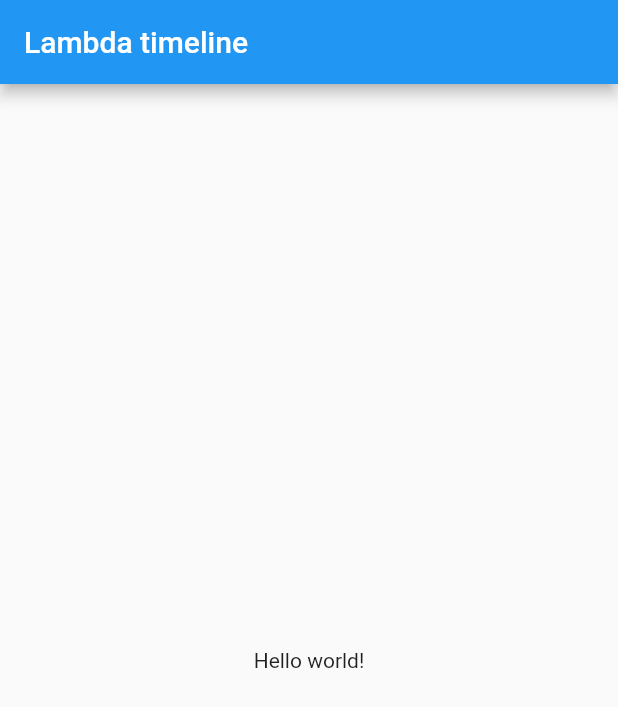
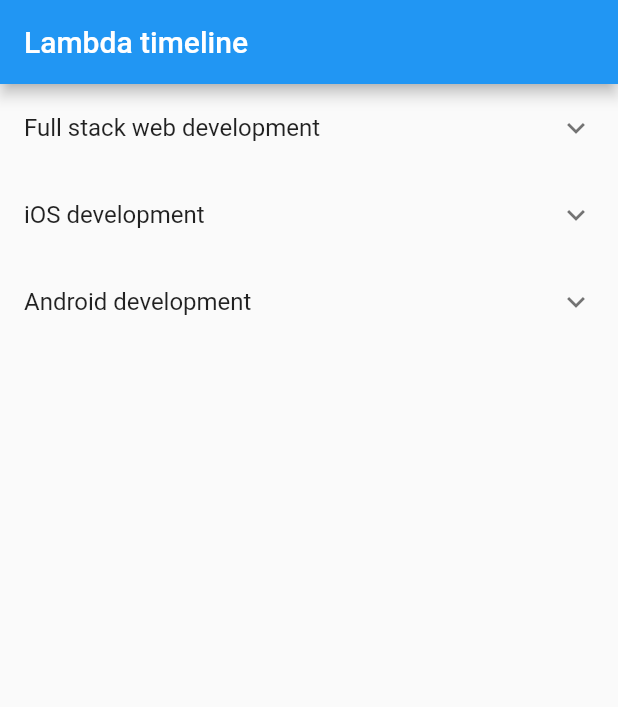
Before and after one commit to sagardesai90/LambdaTimeline, a Flutter app: the screen it shows after launch, on a phone screen of 412 x 824 dp. Shown: the top 707 px of the screen. Run offline on Flutter 3.47's test engine with Material 2 defaults, Android fonts, the phone set to English and light mode, and no system bars.

Commit message:
Menu rendering using ExpansionTile

```diff
--- a/lib/main_menu/main_menu.dart
+++ b/lib/main_menu/main_menu.dart
@@ -3,10 +3,89 @@ import 'package:flutter/material.dart';
 class MainMenu extends StatelessWidget {
   @override
   Widget build(BuildContext context) {
-    return Scaffold(
-      body: Center(
-        child: Text('Hello world!'),
+    return new MaterialApp(
+      home: new Scaffold(
+        body: new ListView.builder(
+          itemBuilder: (BuildContext context, int index) {
+            return new MenuContent(menuItemsList[index]);
+          },
+          itemCount: menuItemsList.length,
+        ),
       ),
     );
   }
 }
+
+class MenuContent extends StatelessWidget {
+  final MenuItem menuItem;
+  MenuContent(this.menuItem);
+
+  @override
+  Widget build(BuildContext context) {
+    return _buildMenuItems(menuItem);
+  }
+
+  Widget _buildMenuItems(MenuItem t) {
+    if (t.children.isEmpty)
+      return new ListTile(
+          // see ListTile docs here: https://docs.flutter.io/flutter/material/ListTile-class.html
+          dense: true,
+          enabled: true,
+          isThreeLine:
+              false, // If false, the list tile is treated as having one line if the subtitle is null and treated as having two lines if the subtitle is non-null.
+          onTap: () => print(
+              "Menu item tapped"), // Instead of onLongPress: () => print("Menu item long pressed"),
+          // selected: true, // Uncomment if we want selected subitems to turn blue
+          title: new Text(t.title));
+
+    return new ExpansionTile(
+      key: new PageStorageKey<int>(3),
+      title: new Text(t.title),
+      children: t.children.map(_buildMenuItems).toList(),
+    );
+  }
+}
+
+class MenuItem {
+  String title;
+  List<MenuItem> children;
+  MenuItem(this.title, [this.children = const <MenuItem>[]]);
+}
+
+List<MenuItem> menuItemsList = <MenuItem>[
+  new MenuItem(
+    'Full stack web development',
+    <MenuItem>[
+      new MenuItem('Front End'),
+      new MenuItem('Back end'),
+      new MenuItem('Computer Science'),
+      new MenuItem('Lambda Labs'),
+      new MenuItem('Career Development'),
+      new MenuItem('Lambda Next'),
+    ],
+  ),
+  new MenuItem(
+    'iOS development',
+    <MenuItem>[
+      new MenuItem('Core iOS'),
+      new MenuItem('Architecture and Design'),
+      new MenuItem('Objective C and Beyond'),
+      new MenuItem('Computer Science'),
+      new MenuItem('Lambda Labs'),
+      new MenuItem('Career Development'),
+      new MenuItem('Lambda Next'),
+    ],
+  ),
+  new MenuItem(
+    'Android development',
+    <MenuItem>[
+      new MenuItem('Android Fundamentals'),
+      new MenuItem('Architecture and Design'),
+      new MenuItem('Kotlin'),
+      new MenuItem('Computer Science'),
+      new MenuItem('Lambda Labs'),
+      new MenuItem('Career Development'),
+      new MenuItem('Lambda Next'),
+    ],
+  ),
+];
```
